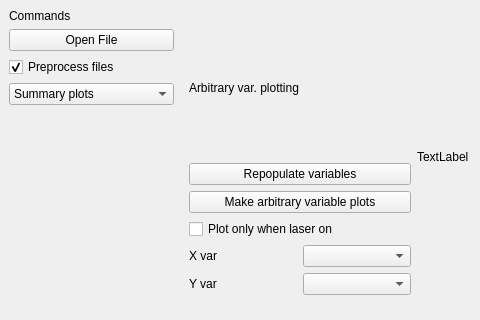
Before: the Qt Designer form qt_poc/ui/main_window.ui in sw580844/ngif_romar, drawn with Qt 5; both pictures show x 0 to 480 and y 0 to 320 of the 880 by 617 pixel window.
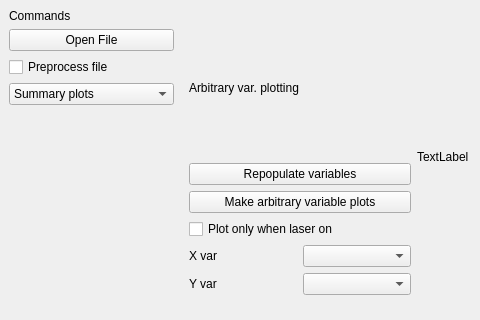
After: the same form once the commit is applied. The open tabs and pages were chosen to show the change.

Commit message: bug fixed preprocess 1D data, added reloading

```diff
--- a/qt_poc/ui/main_window.ui
+++ b/qt_poc/ui/main_window.ui
@@ -39,10 +39,7 @@
         <item>
          <widget class="QCheckBox" name="preprocess_file_checkbox">
           <property name="text">
-           <string>Preprocess files</string>
-          </property>
-          <property name="checked">
-           <bool>true</bool>
+           <string>Preprocess file</string>
           </property>
          </widget>
         </item>
```
Left out of the diff: 2 changed lines with no effect on the pictures. The commit also changes 2 other files.
